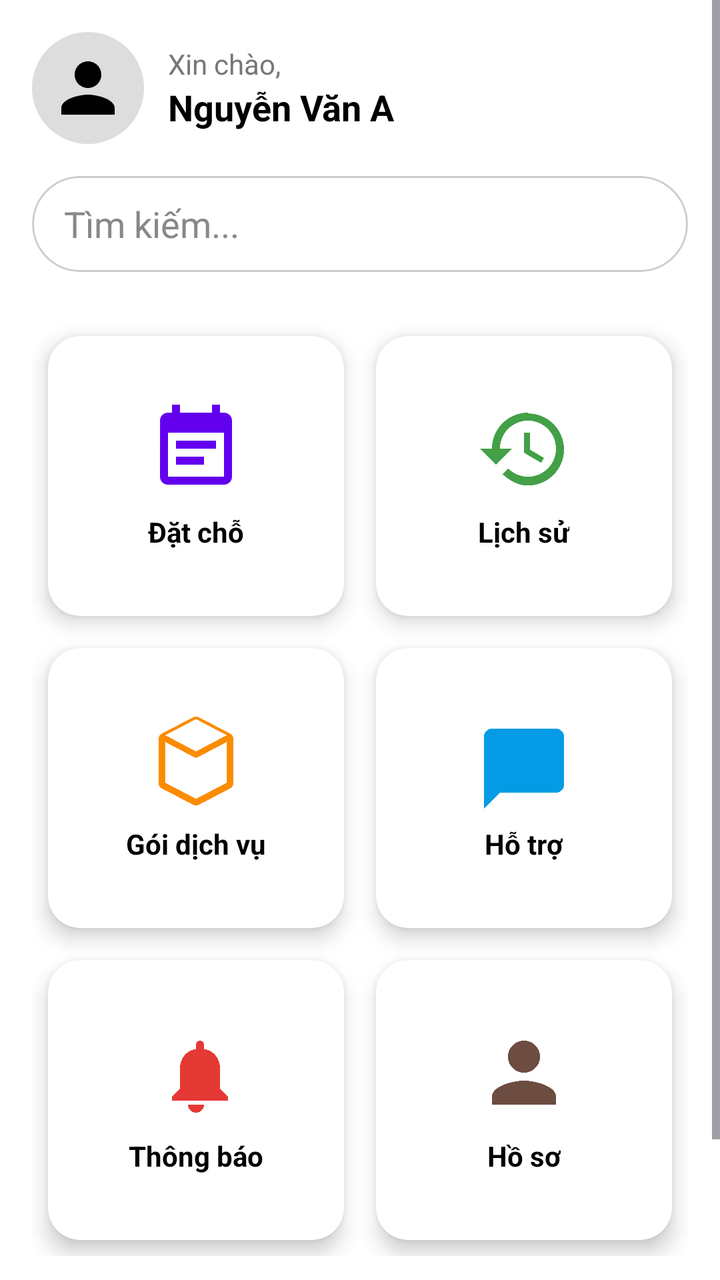
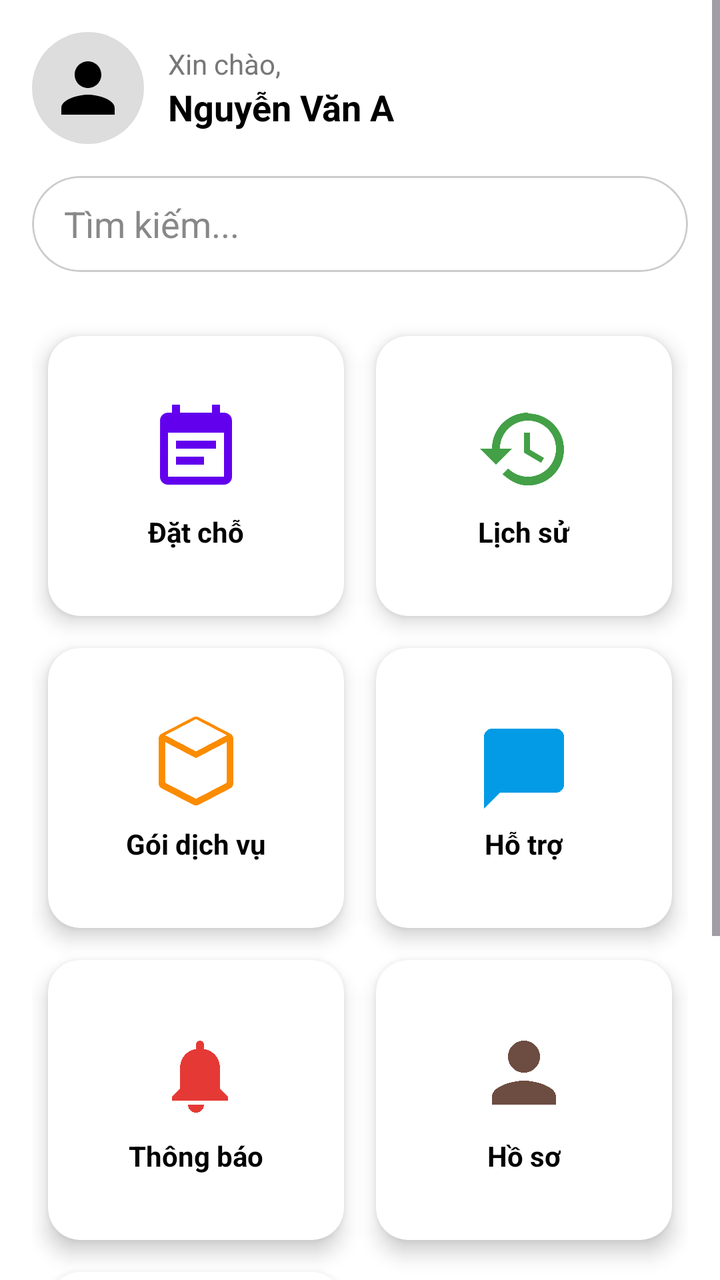

Compare the two renders of this Android layout. The source of the first and the diff that turns it into the second are given below.
<!-- AndroidManifest.xml: application theme Theme.AndroidBookingApplicationProject -->
<!-- res/layout/activity_main.xml -->
<?xml version="1.0" encoding="utf-8"?>
<ScrollView xmlns:android="http://schemas.android.com/apk/res/android"
    xmlns:app="http://schemas.android.com/apk/res-auto"
    android:layout_width="match_parent"
    android:layout_height="match_parent"
    android:background="#FFFF">

    <LinearLayout
        android:layout_width="match_parent"
        android:layout_height="wrap_content"
        android:orientation="vertical"
        android:padding="16dp">

        
        <LinearLayout
            android:layout_width="match_parent"
            android:layout_height="wrap_content"
            android:orientation="horizontal"
            android:gravity="center_vertical"
            android:layout_marginBottom="16dp">

            <ImageView
                android:layout_width="56dp"
                android:layout_height="56dp"
                android:src="@drawable/ic_avatar"
                android:background="@drawable/bg_circle_gray"
                android:padding="8dp"
                android:layout_marginEnd="12dp" />

            <LinearLayout
                android:layout_width="0dp"
                android:layout_weight="1"
                android:layout_height="wrap_content"
                android:orientation="vertical">

                <TextView
                    android:layout_width="wrap_content"
                    android:layout_height="wrap_content"
                    android:text="Xin chào,"
                    android:textSize="14sp"
                    android:textColor="#777" />

                <TextView
                    android:id="@+id/tvStaffName"
                    android:layout_width="wrap_content"
                    android:layout_height="wrap_content"
                    android:text="Nguyễn Văn A"
                    android:textSize="18sp"
                    android:textStyle="bold"
                    android:textColor="#000" />
            </LinearLayout>
        </LinearLayout>

        
        <com.google.android.material.card.MaterialCardView
            android:layout_width="match_parent"
            android:layout_height="48dp"
            android:layout_marginBottom="24dp"
            app:cardCornerRadius="24dp"
            app:cardElevation="0dp"
            app:cardBackgroundColor="#FFFFFF"
            app:strokeColor="#CCCCCC"
            app:strokeWidth="1dp">

            <EditText
                android:layout_width="match_parent"
                android:layout_height="match_parent"
                android:hint="Tìm kiếm..."
                android:background="@android:color/transparent"
                android:paddingHorizontal="16dp"
                android:inputType="text"
                android:textColor="#000"
                android:textColorHint="#888888"/>
        </com.google.android.material.card.MaterialCardView>



        
        <GridLayout
            android:layout_width="match_parent"
            android:layout_height="wrap_content"
            android:columnCount="2"
            android:useDefaultMargins="true"
            android:alignmentMode="alignMargins">

            
            
            <androidx.cardview.widget.CardView
                android:layout_width="0dp"
                android:layout_height="140dp"
                android:layout_columnWeight="1"
                android:layout_margin="8dp"
                app:cardCornerRadius="16dp"
                app:cardElevation="6dp">

                <LinearLayout
                    android:layout_width="match_parent"
                    android:layout_height="match_parent"
                    android:orientation="vertical"
                    android:gravity="center">

                    <ImageView
                        android:layout_width="48dp"
                        android:layout_height="48dp"
                        android:src="@drawable/ic_booking"
                        app:tint="#6200EE" />

                    <TextView
                        android:layout_width="wrap_content"
                        android:layout_height="wrap_content"
                        android:text="Đặt chỗ"
                        android:textSize="14sp"
                        android:textStyle="bold"
                        android:layout_marginTop="8dp"
                        android:textColor="#000" />
                </LinearLayout>
            </androidx.cardview.widget.CardView>

            
            <androidx.cardview.widget.CardView
                android:layout_width="0dp"
                android:layout_height="140dp"
                android:layout_columnWeight="1"
                android:layout_margin="8dp"
                app:cardCornerRadius="16dp"
                app:cardElevation="6dp">

                <LinearLayout
                    android:layout_width="match_parent"
                    android:layout_height="match_parent"
                    android:orientation="vertical"
                    android:gravity="center">

                    <ImageView
                        android:layout_width="48dp"
                        android:layout_height="48dp"
                        android:src="@drawable/ic_history"
                        app:tint="#43A047" />

                    <TextView
                        android:layout_width="wrap_content"
                        android:layout_height="wrap_content"
                        android:text="Lịch sử"
                        android:textSize="14sp"
                        android:textStyle="bold"
                        android:layout_marginTop="8dp"
                        android:textColor="#000" />
                </LinearLayout>
            </androidx.cardview.widget.CardView>

            
            <androidx.cardview.widget.CardView
                android:layout_width="0dp"
                android:layout_height="140dp"
                android:layout_columnWeight="1"
                android:layout_margin="8dp"
                app:cardCornerRadius="16dp"
                app:cardElevation="6dp">

                <LinearLayout
                    android:layout_width="match_parent"
                    android:layout_height="match_parent"
                    android:orientation="vertical"
                    android:gravity="center">

                    <ImageView
                        android:layout_width="48dp"
                        android:layout_height="48dp"
                        android:src="@drawable/ic_packages"
                        app:tint="#FB8C00" />

                    <TextView
                        android:layout_width="wrap_content"
                        android:layout_height="wrap_content"
                        android:text="Gói dịch vụ"
                        android:textSize="14sp"
                        android:textStyle="bold"
                        android:layout_marginTop="8dp"
                        android:textColor="#000" />
                </LinearLayout>
            </androidx.cardview.widget.CardView>

            
            <androidx.cardview.widget.CardView
                android:layout_width="0dp"
                android:layout_height="140dp"
                android:layout_columnWeight="1"
                android:layout_margin="8dp"
                app:cardCornerRadius="16dp"
                app:cardElevation="6dp">

                <LinearLayout
                    android:layout_width="match_parent"
                    android:layout_height="match_parent"
                    android:orientation="vertical"
                    android:gravity="center">

                    <ImageView
                        android:layout_width="48dp"
                        android:layout_height="48dp"
                        android:src="@drawable/ic_chat"
                        app:tint="#039BE5" />

                    <TextView
                        android:layout_width="wrap_content"
                        android:layout_height="wrap_content"
                        android:text="Hỗ trợ"
                        android:textSize="14sp"
                        android:textStyle="bold"
                        android:layout_marginTop="8dp"
                        android:textColor="#000" />
                </LinearLayout>
            </androidx.cardview.widget.CardView>

            
            <androidx.cardview.widget.CardView
                android:layout_width="0dp"
                android:layout_height="140dp"
                android:layout_columnWeight="1"
                android:layout_margin="8dp"
                app:cardCornerRadius="16dp"
                app:cardElevation="6dp">

                <LinearLayout
                    android:layout_width="match_parent"
                    android:layout_height="match_parent"
                    android:orientation="vertical"
                    android:gravity="center">

                    <ImageView
                        android:layout_width="48dp"
                        android:layout_height="48dp"
                        android:src="@drawable/ic_notifications"
                        app:tint="#E53935" />

                    <TextView
                        android:layout_width="wrap_content"
                        android:layout_height="wrap_content"
                        android:text="Thông báo"
                        android:textSize="14sp"
                        android:textStyle="bold"
                        android:layout_marginTop="8dp"
                        android:textColor="#000" />
                </LinearLayout>
            </androidx.cardview.widget.CardView>

            
            <androidx.cardview.widget.CardView
                android:layout_width="0dp"
                android:layout_height="140dp"
                android:layout_columnWeight="1"
                android:layout_margin="8dp"
                app:cardCornerRadius="16dp"
                app:cardElevation="6dp">

                <LinearLayout
                    android:layout_width="match_parent"
                    android:layout_height="match_parent"
                    android:orientation="vertical"
                    android:gravity="center">

                    <ImageView
                        android:layout_width="48dp"
                        android:layout_height="48dp"
                        android:src="@drawable/ic_profile"
                        app:tint="#6D4C41" />

                    <TextView
                        android:layout_width="wrap_content"
                        android:layout_height="wrap_content"
                        android:text="Hồ sơ"
                        android:textSize="14sp"
                        android:textStyle="bold"
                        android:layout_marginTop="8dp"
                        android:textColor="#000" />
                </LinearLayout>
            </androidx.cardview.widget.CardView>
        </GridLayout>

        
        <Button
            android:id="@+id/btnLogout"
            android:layout_width="match_parent"
            android:layout_height="wrap_content"
            android:text="🚪 Đăng xuất"
            android:textAllCaps="false"
            android:layout_marginTop="24dp"
            android:backgroundTint="@android:color/holo_red_dark"
            android:textColor="@android:color/white"
            app:icon="@drawable/ic_logout"
            app:iconTint="@android:color/white"
            android:padding="12dp"/>
    </LinearLayout>
</ScrollView>
<!-- resources referenced by this layout -->
<resources>
  <!-- drawable bg_circle_gray (drawable) -->
  <shape xmlns:android="http://schemas.android.com/apk/res/android"
      android:shape="oval">
      <solid android:color="#DDDDDD" />
      <size
          android:width="56dp"
          android:height="56dp" />
  </shape>
  <!-- drawable ic_avatar (drawable) -->
  <vector xmlns:android="http://schemas.android.com/apk/res/android"
      android:width="24dp"
      android:height="24dp"
      android:viewportWidth="24.0"
      android:viewportHeight="24.0">
      <path
          android:fillColor="#FF000000"
          android:pathData="M12,12c2.21,0 4,-1.79 4,-4s-1.79,-4 -4,-4 -4,1.79 -4,4 1.79,4 4,4zm0,2c-2.67,0 -8,1.34 -8,4v2h16v-2c0,-2.66 -5.33,-4 -8,-4z"/>
  </vector>
  <!-- drawable ic_chat (drawable) -->
  <vector xmlns:android="http://schemas.android.com/apk/res/android"
      android:width="24dp" android:height="24dp"
      android:viewportWidth="24" android:viewportHeight="24">
      <path
          android:fillColor="#FF000000"
          android:pathData="M4,4h16c1.1,0 2,0.9 2,2v12c0,1.1 -0.9,2 -2,2H6l-4,4V6c0,-1.1 0.9,-2 2,-2z"/>
  </vector>
  <!-- drawable ic_history (drawable) -->
  <vector xmlns:android="http://schemas.android.com/apk/res/android"
      android:width="24dp" android:height="24dp"
      android:viewportWidth="24" android:viewportHeight="24">
      <path
          android:fillColor="#FF000000"
          android:pathData="M13,3c-4.97,0 -9,4.03 -9,9H1l4,4 4,-4H6c0,-3.87 3.13,-7 7,-7s7,3.13 7,7 -3.13,7 -7,7c-1.93,0 -3.68,-0.79 -4.95,-2.05l-1.42,1.42C8.82,20.32 10.79,21.2 13,21.2c4.97,0 9,-4.03 9,-9s-4.03,-9 -9,-9zM12,8v5l4.28,2.54 0.72,-1.21 -3.5,-2.08V8h-1.5z"/>
  </vector>
  <!-- drawable ic_logout (drawable) -->
  <vector xmlns:android="http://schemas.android.com/apk/res/android"
      android:width="24dp" android:height="24dp"
      android:viewportWidth="24" android:viewportHeight="24">
      <path
          android:fillColor="#FF000000"
          android:pathData="M13,3c-0.55,0 -1,0.45 -1,1v4h2V5.41l3.29,3.3 1.42,-1.42L14.41,4H16V3h-3zM5,7v10h14v-2h-2v2H7V7h10v2h2V7c0,-1.1 -0.9,-2 -2,-2H7c-1.1,0 -2,0.9 -2,2z"/>
  </vector>
  <!-- drawable ic_notifications (drawable) -->
  <vector xmlns:android="http://schemas.android.com/apk/res/android"
      android:width="24dp" android:height="24dp"
      android:viewportWidth="24" android:viewportHeight="24">
      <path
          android:fillColor="#FF000000"
          android:pathData="M12,22c1.1,0 2,-0.9 2,-2h-4c0,1.1 0.9,2 2,2zM18,16v-5c0,-2.48 -1.51,-4.5 -4,-4.9V5c0,-0.55 -0.45,-1 -1,-1s-1,0.45 -1,1v1.1c-2.49,0.4 -4,2.42 -4,4.9v5l-2,2v1h14v-1l-2,-2z"/>
  </vector>
  <!-- drawable ic_profile (drawable) -->
  <vector xmlns:android="http://schemas.android.com/apk/res/android"
      android:width="24dp" android:height="24dp"
      android:viewportWidth="24" android:viewportHeight="24">
      <path
          android:fillColor="#FF000000"
          android:pathData="M12,12c2.21,0 4,-1.79 4,-4s-1.79,-4 -4,-4 -4,1.79 -4,4 1.79,4 4,4zM12,14c-2.67,0 -8,1.34 -8,4v2h16v-2c0,-2.66 -5.33,-4 -8,-4z"/>
  </vector>
  <style name="Theme.AndroidBookingApplicationProject" parent="Base.Theme.AndroidBookingApplicationProject" />
  <style name="Base.Theme.AndroidBookingApplicationProject" parent="Theme.Material3.DayNight.NoActionBar">
          
          
      </style>
  <!-- unchanged entries left out for length: 2 -->
</resources>

<!-- the commit's change to res/layout/activity_main.xml (unified diff, before → after) -->
@@ -269,6 +269,39 @@
                         android:layout_width="wrap_content"
                         android:layout_height="wrap_content"
                         android:text="Hồ sơ"
+                        android:textSize="14sp"
+                        android:textStyle="bold"
+                        android:layout_marginTop="8dp"
+                        android:textColor="#000" />
+                </LinearLayout>
+            </androidx.cardview.widget.CardView>
+
+            
+            <androidx.cardview.widget.CardView
+                android:id="@+id/cardCart"
+                android:layout_width="0dp"
+                android:layout_height="140dp"
+                android:layout_columnWeight="1"
+                android:layout_margin="8dp"
+                app:cardCornerRadius="16dp"
+                app:cardElevation="6dp">
+
+                <LinearLayout
+                    android:layout_width="match_parent"
+                    android:layout_height="match_parent"
+                    android:orientation="vertical"
+                    android:gravity="center">
+
+                    <ImageView
+                        android:layout_width="48dp"
+                        android:layout_height="48dp"
+                        android:src="@drawable/ic_cart"
+                        app:tint="#9C27B0" />
+
+                    <TextView
+                        android:layout_width="wrap_content"
+                        android:layout_height="wrap_content"
+                        android:text="Giỏ hàng"
                         android:textSize="14sp"
                         android:textStyle="bold"
                         android:layout_marginTop="8dp"
<!-- resource entries referenced after the edit -->
@@ -17,6 +17,16 @@
       <path
           android:fillColor="#FF000000"
           android:pathData="M12,12c2.21,0 4,-1.79 4,-4s-1.79,-4 -4,-4 -4,1.79 -4,4 1.79,4 4,4zm0,2c-2.67,0 -8,1.34 -8,4v2h16v-2c0,-2.66 -5.33,-4 -8,-4z"/>
+  </vector>
+  <!-- drawable ic_cart (drawable) -->
+  <vector xmlns:android="http://schemas.android.com/apk/res/android"
+      android:width="24dp"
+      android:height="24dp"
+      android:viewportWidth="24"
+      android:viewportHeight="24">
+      <path
+          android:fillColor="#000"
+          android:pathData="M7,18c-1.1,0 -1.99,0.9 -1.99,2S5.9,22 7,22s2-0.9 2-2 -0.9-2 -2-2zM1,2v2h2l3.6,7.59 -1.35,2.44C5.16,14.37 5,14.88 5,15.5 5,16.88 6.12,18 7.5,18h11v-2h-10.42c-0.14,0 -0.25,-0.11 -0.25,-0.25l0.03,-0.12L8.1,13h7.45c0.75,0 1.41,-0.41 1.75,-1.03l3.58,-6.49c0.08,-0.14 0.12,-0.3 0.12,-0.47 0,-0.55 -0.45,-1 -1,-1H5.21l-0.94,-2H1zm16,16c-1.1,0 -1.99,0.9 -1.99,2s0.89,2 1.99,2 2-0.9 2-2 -0.9-2 -2-2z"/>
   </vector>
   <!-- drawable ic_chat (drawable) -->
   <vector xmlns:android="http://schemas.android.com/apk/res/android"
